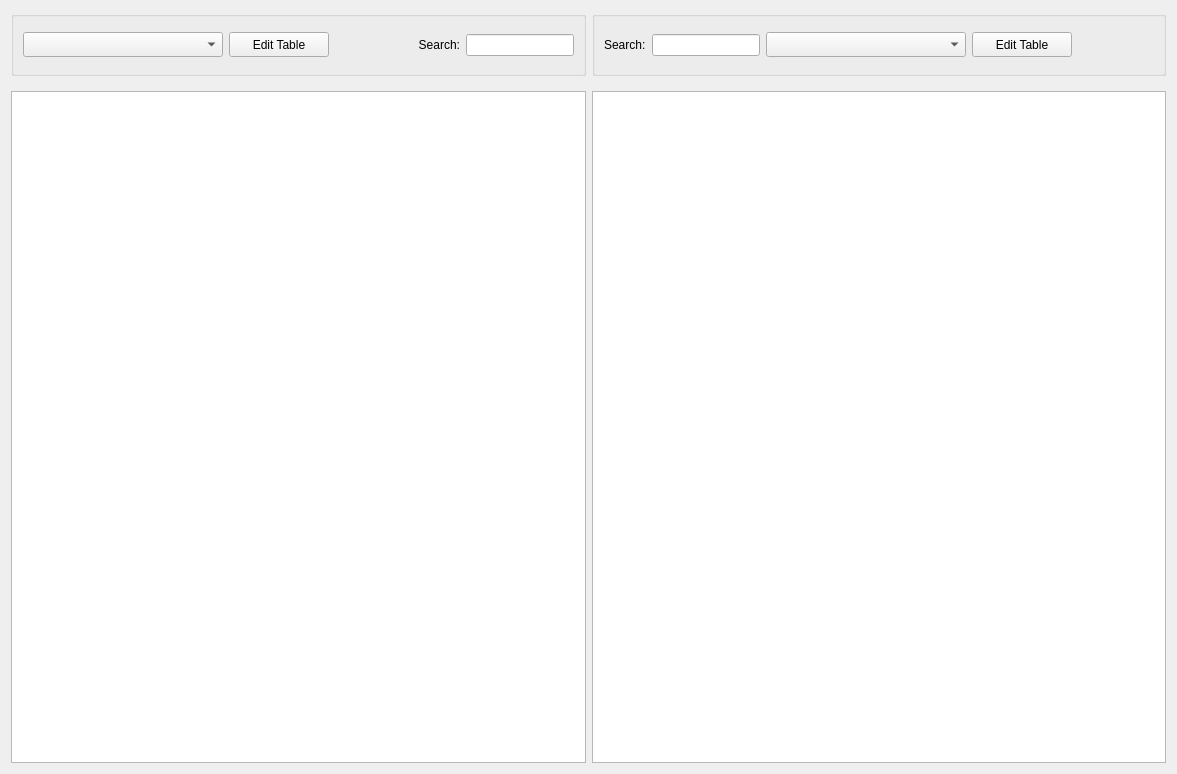
First picture: the form in ui/DataViewerWidget.ui, repository kathrynmetcalf/GeoCORK, before the edit.
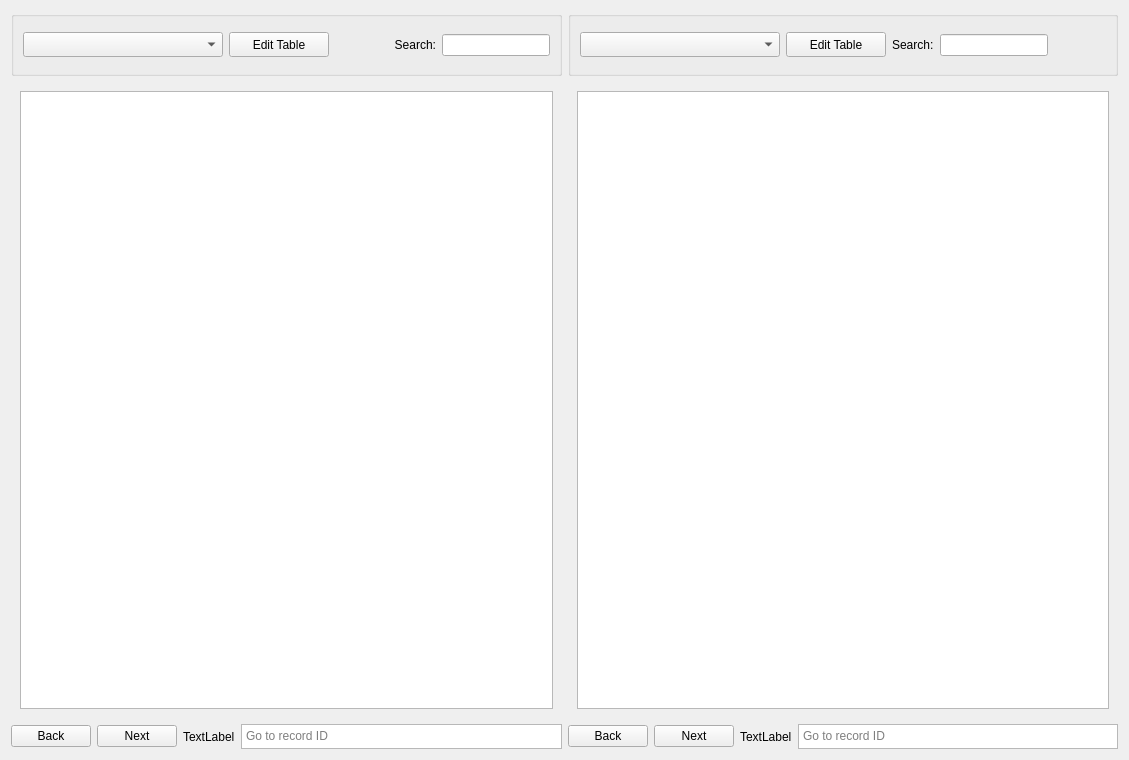
Second picture: the form after the edit. The open tabs and pages were chosen to show the change.

Commit message: previous and next buttons added

What changed in the file:
```diff
--- a/ui/DataViewerWidget.ui
+++ b/ui/DataViewerWidget.ui
@@ -6,8 +6,8 @@
    <rect>
     <x>0</x>
     <y>0</y>
-    <width>1177</width>
-    <height>774</height>
+    <width>1129</width>
+    <height>760</height>
    </rect>
   </property>
   <property name="windowTitle">
@@ -141,76 +141,49 @@
        </layout>
       </widget>
      </item>
-     <item row="2" column="1">
-      <widget class="QStackedWidget" name="db_stackedWidget_2">
-       <property name="sizePolicy">
-        <sizepolicy hsizetype="Expanding" vsizetype="Expanding">
-         <horstretch>0</horstretch>
-         <verstretch>0</verstretch>
-        </sizepolicy>
-       </property>
-       <property name="currentIndex">
-        <number>1</number>
-       </property>
-       <widget class="QWidget" name="db_tableView_2">
-        <property name="sizePolicy">
-         <sizepolicy hsizetype="Expanding" vsizetype="Expanding">
-          <horstretch>0</horstretch>
-          <verstretch>0</verstretch>
-         </sizepolicy>
-        </property>
-        <layout class="QVBoxLayout" name="verticalLayout">
-         <property name="leftMargin">
-          <number>0</number>
+     <item row="3" column="0">
+      <layout class="QHBoxLayout" name="horizontalLayout_5">
+       <item>
+        <widget class="QPushButton" name="prev_button">
+         <property name="text">
+          <string>Back</string>
          </property>
-         <property name="rightMargin">
-          <number>0</number>
+        </widget>
+       </item>
+       <item>
+        <widget class="QPushButton" name="next_button">
+         <property name="text">
+          <string>Next</string>
          </property>
-         <property name="bottomMargin">
-          <number>0</number>
+        </widget>
+       </item>
+       <item>
+        <widget class="QLabel" name="page_info_label">
+         <property name="text">
+          <string>TextLabel</string>
          </property>
-         <item>
-          <widget class="QTableView" name="dbTable_tableView_2">
-           <property name="sizePolicy">
-            <sizepolicy hsizetype="Expanding" vsizetype="Expanding">
-             <horstretch>0</horstretch>
-             <verstretch>0</verstretch>
-            </sizepolicy>
-           </property>
-          </widget>
-         </item>
-        </layout>
-       </widget>
-       <widget class="QWidget" name="db_tree_2">
-        <property name="sizePolicy">
-         <sizepolicy hsizetype="Expanding" vsizetype="Expanding">
-          <horstretch>0</horstretch>
-          <verstretch>0</verstretch>
-         </sizepolicy>
-        </property>
-        <layout class="QVBoxLayout" name="verticalLayout_2">
-         <property name="leftMargin">
-          <number>0</number>
+        </widget>
+       </item>
+       <item>
+        <widget class="QPlainTextEdit" name="goto_line_edit">
+         <property name="sizePolicy">
+          <sizepolicy hsizetype="Expanding" vsizetype="Fixed">
+           <horstretch>0</horstretch>
+           <verstretch>0</verstretch>
+          </sizepolicy>
          </property>
-         <property name="rightMargin">
-          <number>0</number>
+         <property name="maximumSize">
+          <size>
+           <width>16777215</width>
+           <height>25</height>
+          </size>
          </property>
-         <property name="bottomMargin">
-          <number>0</number>
+         <property name="placeholderText">
+          <string>Go to record ID</string>
          </property>
-         <item>
-          <widget class="QTreeView" name="dbTable_treeView_2">
-           <property name="sizePolicy">
-            <sizepolicy hsizetype="Expanding" vsizetype="Expanding">
-             <horstretch>0</horstretch>
-             <verstretch>0</verstretch>
-            </sizepolicy>
-           </property>
-          </widget>
-         </item>
-        </layout>
-       </widget>
-      </widget>
+        </widget>
+       </item>
+      </layout>
      </item>
      <item row="0" column="1">
       <widget class="QGroupBox" name="groupBox_2">
@@ -236,29 +209,6 @@
         <string/>
        </property>
        <layout class="QHBoxLayout" name="horizontalLayout_2">
-        <item>
-         <widget class="QLabel" name="search_label_2">
-          <property name="sizePolicy">
-           <sizepolicy hsizetype="Fixed" vsizetype="Fixed">
-            <horstretch>0</horstretch>
-            <verstretch>0</verstretch>
-           </sizepolicy>
-          </property>
-          <property name="text">
-           <string>Search:</string>
-          </property>
-         </widget>
-        </item>
-        <item>
-         <widget class="QLineEdit" name="search_lineEdit_2">
-          <property name="minimumSize">
-           <size>
-            <width>100</width>
-            <height>0</height>
-           </size>
-          </property>
-         </widget>
-        </item>
         <item>
          <widget class="QComboBox" name="dbTable_comboBox_2">
           <property name="sizePolicy">
@@ -300,6 +250,29 @@
           </property>
          </widget>
         </item>
+        <item>
+         <widget class="QLabel" name="search_label_2">
+          <property name="sizePolicy">
+           <sizepolicy hsizetype="Fixed" vsizetype="Fixed">
+            <horstretch>0</horstretch>
+            <verstretch>0</verstretch>
+           </sizepolicy>
+          </property>
+          <property name="text">
+           <string>Search:</string>
+          </property>
+         </widget>
+        </item>
+        <item>
+         <widget class="QLineEdit" name="search_lineEdit_2">
+          <property name="minimumSize">
+           <size>
+            <width>100</width>
+            <height>0</height>
+           </size>
+          </property>
+         </widget>
+        </item>
         <item>
          <spacer name="horizontalSpacer_2">
           <property name="orientation">
@@ -369,16 +342,7 @@
           <verstretch>0</verstretch>
          </sizepolicy>
         </property>
-        <layout class="QVBoxLayout" name="verticalLayout_8">
-         <property name="leftMargin">
-          <number>0</number>
-         </property>
-         <property name="rightMargin">
-          <number>0</number>
-         </property>
-         <property name="bottomMargin">
-          <number>0</number>
-         </property>
+        <layout class="QVBoxLayout" name="verticalLayout_2">
          <item>
           <widget class="QTreeView" name="dbTable_treeView">
            <property name="sizePolicy">
@@ -393,6 +357,112 @@
        </widget>
       </widget>
      </item>
+     <item row="2" column="1">
+      <widget class="QStackedWidget" name="db_stackedWidget_2">
+       <property name="sizePolicy">
+        <sizepolicy hsizetype="Expanding" vsizetype="Expanding">
+         <horstretch>0</horstretch>
+         <verstretch>0</verstretch>
+        </sizepolicy>
+       </property>
+       <property name="currentIndex">
+        <number>0</number>
+       </property>
+       <widget class="QWidget" name="db_tableView_2">
+        <property name="sizePolicy">
+         <sizepolicy hsizetype="Expanding" vsizetype="Expanding">
+          <horstretch>0</horstretch>
+          <verstretch>0</verstretch>
+         </sizepolicy>
+        </property>
+        <layout class="QVBoxLayout" name="verticalLayout">
+         <property name="leftMargin">
+          <number>0</number>
+         </property>
+         <property name="rightMargin">
+          <number>0</number>
+         </property>
+         <property name="bottomMargin">
+          <number>0</number>
+         </property>
+         <item>
+          <widget class="QTableView" name="dbTable_tableView_2">
+           <property name="sizePolicy">
+            <sizepolicy hsizetype="Expanding" vsizetype="Expanding">
+             <horstretch>0</horstretch>
+             <verstretch>0</verstretch>
+            </sizepolicy>
+           </property>
+          </widget>
+         </item>
+        </layout>
+       </widget>
+       <widget class="QWidget" name="db_tree_2">
+        <property name="sizePolicy">
+         <sizepolicy hsizetype="Expanding" vsizetype="Expanding">
+          <horstretch>0</horstretch>
+          <verstretch>0</verstretch>
+         </sizepolicy>
+        </property>
+        <layout class="QVBoxLayout" name="verticalLayout_3">
+         <item>
+          <widget class="QTreeView" name="dbTable_treeView_2">
+           <property name="sizePolicy">
+            <sizepolicy hsizetype="Expanding" vsizetype="Expanding">
+             <horstretch>0</horstretch>
+             <verstretch>0</verstretch>
+            </sizepolicy>
+           </property>
+          </widget>
+         </item>
+        </layout>
+       </widget>
+      </widget>
+     </item>
+     <item row="3" column="1">
+      <layout class="QHBoxLayout" name="horizontalLayout_6">
+       <item>
+        <widget class="QPushButton" name="prev_button_2">
+         <property name="text">
+          <string>Back</string>
+         </property>
+        </widget>
+       </item>
+       <item>
+        <widget class="QPushButton" name="next_button_2">
+         <property name="text">
+          <string>Next</string>
+         </property>
+        </widget>
+       </item>
+       <item>
+        <widget class="QLabel" name="page_info_label_2">
+         <property name="text">
+          <string>TextLabel</string>
+         </property>
+        </widget>
+       </item>
+       <item>
+        <widget class="QPlainTextEdit" name="goto_line_edit_2">
+         <property name="sizePolicy">
+          <sizepolicy hsizetype="Expanding" vsizetype="Fixed">
+           <horstretch>0</horstretch>
+           <verstretch>0</verstretch>
+          </sizepolicy>
+         </property>
+         <property name="maximumSize">
+          <size>
+           <width>16777215</width>
+           <height>25</height>
+          </size>
+         </property>
+         <property name="placeholderText">
+          <string>Go to record ID</string>
+         </property>
+        </widget>
+       </item>
+      </layout>
+     </item>
     </layout>
    </item>
   </layout>
```
The commit also changes 3 other files.
